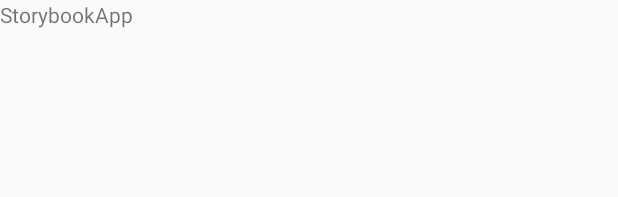
After one commit to JasonHaque/StorybookApp, an Android app: the layout activity_profile_view.xml on its own in the app's theme, with its tools: preview values and no code run, on a phone screen of 412 x 824 dp. The commit adds this screen. Shown: the top 197 px of the screen. Run offline under Robolectric (Android 15) with nearby library versions, the light colour scheme and no system bars.

Commit message:
Added profile view

```diff
--- a/app/src/main/AndroidManifest.xml
+++ b/app/src/main/AndroidManifest.xml
@@ -9,7 +9,8 @@
         android:roundIcon="@mipmap/ic_launcher_round"
         android:supportsRtl="true"
         android:theme="@style/AppTheme">
-        <activity android:name=".Activities.SignUpActivity"></activity>
+        <activity android:name=".Views.ProfileView"></activity>
+        <activity android:name=".Activities.SignUpActivity" />
         <activity android:name=".Activities.LogInActivity" />
         <activity android:name=".Activities.MainActivity">
             <intent-filter>
--- a/app/src/main/java/com/example/storybookapp/Activities/LogInActivity.kt
+++ b/app/src/main/java/com/example/storybookapp/Activities/LogInActivity.kt
@@ -5,6 +5,7 @@
 import android.os.Bundle
 import android.widget.Toast
 import com.example.storybookapp.R
+import com.example.storybookapp.Views.ProfileView
 import com.google.firebase.auth.FirebaseAuth
 import kotlinx.android.synthetic.main.activity_log_in.*
 
@@ -36,6 +37,8 @@
     private fun logIn(email:String,password:String){
         firebaseAuth.signInWithEmailAndPassword(email,password).addOnSuccessListener {
             Toast.makeText(this,"Success",Toast.LENGTH_LONG).show()
+            val intent=Intent(this,ProfileView::class.java)
+            startActivity(intent)
             return@addOnSuccessListener
         }
         return
--- /dev/null
+++ b/app/src/main/res/layout/activity_profile_view.xml
@@ -0,0 +1,13 @@
+<?xml version="1.0" encoding="utf-8"?>
+<LinearLayout xmlns:android="http://schemas.android.com/apk/res/android"
+    xmlns:app="http://schemas.android.com/apk/res-auto"
+    xmlns:tools="http://schemas.android.com/tools"
+    android:layout_width="match_parent"
+    android:layout_height="match_parent"
+    tools:context=".Views.ProfileView">
+    <TextView
+        android:text="@string/app_name"
+        android:layout_width="wrap_content"
+        android:layout_height="wrap_content"/>
+
+</LinearLayout>
```
Also changed, not shown: app/src/main/java/com/example/storybookapp/Views/ProfileView.kt (added, +13 -0 lines).
